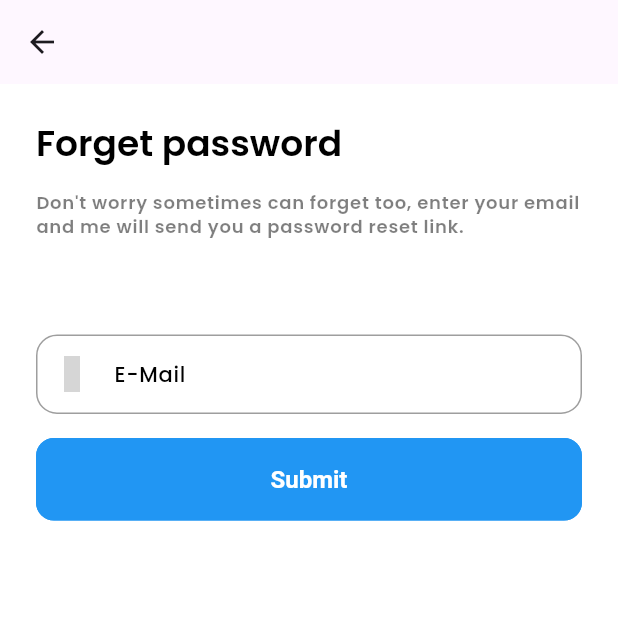
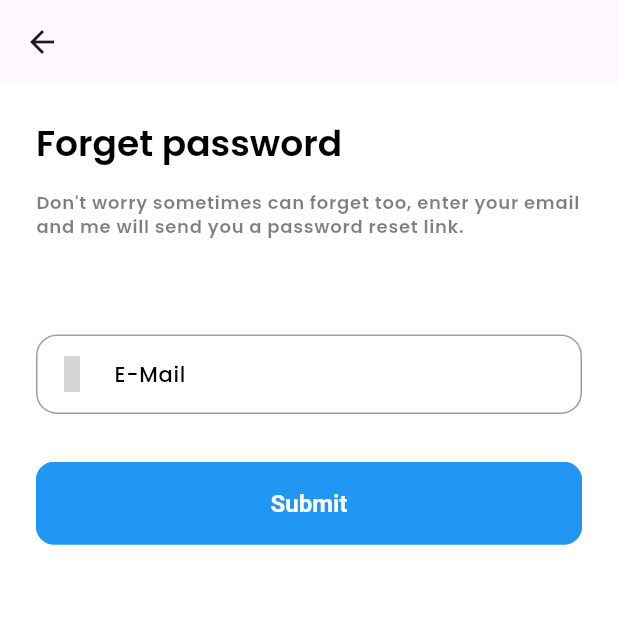
Before and after one commit to minhphamhk123/eShop-App, a Flutter app: the ForgetPassword screen opened directly, on a phone screen of 412 x 824 dp, the top half of it. Run offline on Flutter 3.47's test engine with Material 3 defaults, Android fonts, the phone set to English and light mode, and no system bars; our stand-ins replace get, get_storage, iconsax, logger, smooth_page_indicator; accounts and stored records are empty; grey boxes are pictures that could not be loaded.

Commit message:
Minor change in Vu part to fix spacing Override some of already fixed code. Need to change

```diff
--- a/lib/features/authentication/screens/login/widgets/login_form.dart
+++ b/lib/features/authentication/screens/login/widgets/login_form.dart
@@ -53,11 +53,11 @@ class TLoginForm extends StatelessWidget {
         const SizedBox(height: TSizes.spaceBtwSections),
 
         /// Sign In Button
-        SizedBox(width:double.infinity, child: ElevatedButton(onPressed: () => Get.to(() => const NavigationMenu()), child: const Text(TTexts.signIn))),
+        SizedBox(width: double.infinity ,child: ElevatedButton(onPressed: () => Get.to(() => const NavigationMenu()), child: const Text(TTexts.signIn))),
         const SizedBox(height: TSizes.spaceBtwItems),
 
         ///Create Account Button
-        SizedBox(width:double.infinity, child: OutlinedButton(onPressed: () => Get.to(() => const SignupScreen()), child: const Text(TTexts.createAccount))),
+        SizedBox(width: double.infinity ,child: OutlinedButton(onPressed: () => Get.to(() => const SignupScreen()), child: const Text(TTexts.createAccount))),
         const SizedBox(height: TSizes.spaceBtwSections),
       ],
       ),
--- a/lib/features/authentication/screens/password_configuration/forget_password.dart
+++ b/lib/features/authentication/screens/password_configuration/forget_password.dart
@@ -37,7 +37,7 @@ class ForgetPassword extends StatelessWidget {
               ),
             ),
             const SizedBox(height: TSizes.spaceBtwItems),
-
+            const SizedBox(height: TSizes.spaceBtwItems),
             /// Submit Button
             SizedBox(
                 width: double.infinity,
--- a/lib/features/authentication/screens/signup/widgets/signup_form.dart
+++ b/lib/features/authentication/screens/signup/widgets/signup_form.dart
@@ -4,10 +4,8 @@ import 'package:flutter/material.dart';
 import 'package:get/get.dart';
 import 'package:iconsax/iconsax.dart';
 
-import '../../../../../utils/constants/colors.dart';
 import '../../../../../utils/constants/sizes.dart';
 import '../../../../../utils/constants/text_strings.dart';
-import '../../../../../utils/helpers/helper_functions.dart';
 
 class TSignupForm extends StatelessWidget {
   const TSignupForm({
@@ -43,7 +41,6 @@ class TSignupForm extends StatelessWidget {
             ],
           ),
           const SizedBox(height: TSizes.spaceBtwInputFields),
-
           /// Username
           TextFormField(
             expands: false,
@@ -53,7 +50,6 @@ class TSignupForm extends StatelessWidget {
             ),
           ),
           const SizedBox(height: TSizes.spaceBtwInputFields),
-
           /// Email
           TextFormField(
             decoration: const InputDecoration(
--- a/lib/features/shop/screens/store/store.dart
+++ b/lib/features/shop/screens/store/store.dart
@@ -2,7 +2,6 @@ import 'package:e_store/common/widgets/appbar/appbar.dart';
 import 'package:e_store/common/widgets/appbar/tabbar.dart';
 import 'package:e_store/common/widgets/custom_shapes/containers/search_container.dart';
 import 'package:e_store/common/widgets/layouts/grid_layout.dart';
-import 'package:e_store/common/widgets/login_signup/social_button.dart';
 import 'package:e_store/common/widgets/products.cart/cart_menu_icon.dart';
 import 'package:e_store/features/shop/screens/store/widgets/category_tab.dart';
 import 'package:e_store/section_heading.dart';
@@ -11,9 +10,7 @@ import 'package:e_store/utils/helpers/helper_functions.dart';
 import 'package:flutter/cupertino.dart';
 import 'package:flutter/material.dart';
 import 'package:flutter/widgets.dart';
-import 'package:get/get.dart';
 
-import '../../../../common/widgets/brands/brand_show_case.dart';
 import '../../../../common/widgets/custom_shapes/containers/rounded_container.dart';
 import '../../../../common/widgets/images/t_circular_image.dart';
 import '../../../../utils/constants/colors.dart';
@@ -32,7 +29,7 @@ class StoreScreen extends StatelessWidget {
           title:
               Text('Store', style: Theme.of(context).textTheme.headlineMedium),
           actions: [
-            TCartCounterIcon(onPressed: () {}, iconColor: TColors.white)
+            TCartCounterIcon(onPressed: (){}, iconColor: TColors.white)
           ],
         ),
         body: NestedScrollView(
```
